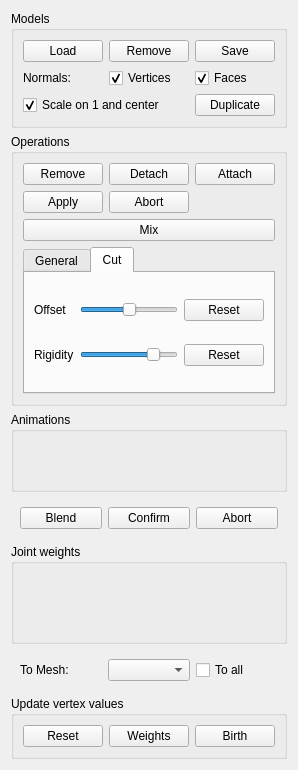
Above: widgets/skinmixer_manager.ui from stefanonuvoli/skinmixer before the change. Below: the same form after it.
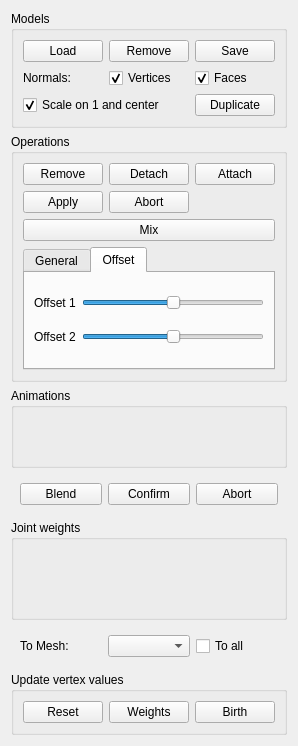
That is the form after the change.

Commit message: Offset, actions now with vertex values, various fixes, rigidity

What changed in the file:
```diff
--- a/widgets/skinmixer_manager.ui
+++ b/widgets/skinmixer_manager.ui
@@ -7,7 +7,7 @@
     <x>0</x>
     <y>0</y>
     <width>298</width>
-    <height>770</height>
+    <height>746</height>
    </rect>
   </property>
   <property name="windowTitle">
@@ -132,6 +132,13 @@
         </property>
        </widget>
       </item>
+      <item row="6" column="1" colspan="3">
+       <widget class="QPushButton" name="mixButton">
+        <property name="text">
+         <string>Mix</string>
+        </property>
+       </widget>
+      </item>
       <item row="7" column="1" colspan="3">
        <widget class="QTabWidget" name="parametersTabWidget">
         <property name="enabled">
@@ -154,43 +161,12 @@
           <item row="0" column="0">
            <widget class="QLabel" name="functionSmoothingLabel">
             <property name="text">
-             <string>Func smoothing</string>
-            </property>
-           </widget>
-          </item>
-          <item row="0" column="1">
-           <widget class="QSlider" name="functionSmoothingSlider">
-            <property name="value">
-             <number>10</number>
-            </property>
-            <property name="orientation">
-             <enum>Qt::Horizontal</enum>
-            </property>
-           </widget>
-          </item>
-         </layout>
-        </widget>
-        <widget class="QWidget" name="cutParametersPage">
-         <attribute name="title">
-          <string>Cut</string>
-         </attribute>
-         <layout class="QGridLayout" name="gridLayout">
-          <item row="1" column="2">
-           <widget class="QPushButton" name="cutOffsetRigidityButton">
-            <property name="text">
-             <string>Reset</string>
-            </property>
-           </widget>
-          </item>
-          <item row="0" column="0">
-           <widget class="QLabel" name="cutOffsetLabel">
-            <property name="text">
-             <string>Offset</string>
+             <string>WF smooth</string>
             </property>
            </widget>
           </item>
           <item row="1" column="1">
-           <widget class="QSlider" name="cutRigiditySlider">
+           <widget class="QSlider" name="rigiditySlider">
             <property name="maximum">
              <number>100</number>
             </property>
@@ -202,45 +178,78 @@
             </property>
            </widget>
           </item>
-          <item row="0" column="1">
-           <widget class="QSlider" name="cutOffsetSlider">
-            <property name="minimum">
-             <number>-50</number>
-            </property>
-            <property name="maximum">
-             <number>50</number>
-            </property>
-            <property name="value">
-             <number>0</number>
-            </property>
-            <property name="orientation">
-             <enum>Qt::Horizontal</enum>
-            </property>
-           </widget>
-          </item>
-          <item row="0" column="2">
-           <widget class="QPushButton" name="cutOffsetResetButton">
-            <property name="text">
-             <string>Reset</string>
-            </property>
-           </widget>
-          </item>
           <item row="1" column="0">
-           <widget class="QLabel" name="cutRigidityLabel">
+           <widget class="QLabel" name="rigidityLabel">
             <property name="text">
              <string>Rigidity</string>
             </property>
            </widget>
           </item>
+          <item row="0" column="1">
+           <widget class="QSlider" name="functionSmoothingSlider">
+            <property name="value">
+             <number>10</number>
+            </property>
+            <property name="orientation">
+             <enum>Qt::Horizontal</enum>
+            </property>
+           </widget>
+          </item>
          </layout>
         </widget>
-       </widget>
-      </item>
-      <item row="6" column="1" colspan="3">
-       <widget class="QPushButton" name="mixButton">
-        <property name="text">
-         <string>Mix</string>
-        </property>
+        <widget class="QWidget" name="offsetParametersPage">
+         <attribute name="title">
+          <string>Offset</string>
+         </attribute>
+         <layout class="QGridLayout" name="gridLayout">
+          <item row="2" column="0">
+           <widget class="QLabel" name="offset1Label">
+            <property name="text">
+             <string>Offset 1</string>
+            </property>
+           </widget>
+          </item>
+          <item row="2" column="1">
+           <widget class="QSlider" name="offset1Slider">
+            <property name="minimum">
+             <number>1</number>
+            </property>
+            <property name="maximum">
+             <number>99</number>
+            </property>
+            <property name="value">
+             <number>50</number>
+            </property>
+            <property name="orientation">
+             <enum>Qt::Horizontal</enum>
+            </property>
+           </widget>
+          </item>
+          <item row="7" column="1">
+           <widget class="QSlider" name="offset2Slider">
+            <property name="minimum">
+             <number>10</number>
+            </property>
+            <property name="maximum">
+             <number>90</number>
+            </property>
+            <property name="value">
+             <number>50</number>
+            </property>
+            <property name="orientation">
+             <enum>Qt::Horizontal</enum>
+            </property>
+           </widget>
+          </item>
+          <item row="7" column="0">
+           <widget class="QLabel" name="offset2Label">
+            <property name="text">
+             <string>Offset 2</string>
+            </property>
+           </widget>
+          </item>
+         </layout>
+        </widget>
        </widget>
       </item>
      </layout>
```
The commit also changes 11 other files.
